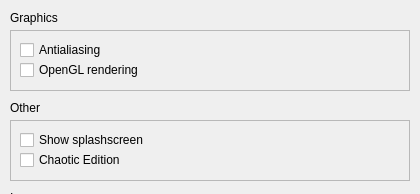
The window that qrgui/mainwindow/preferencesMiscellaniousForm.ui (qreal/qreal) describes before a commit, drawn with Qt 5.
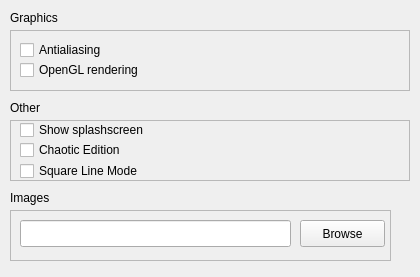
The same window after the commit.

Commit message: added features(square lines, and action minimize) from master to robots.

Patch:
```diff
--- a/qrgui/mainwindow/preferencesMiscellaniousForm.ui
+++ b/qrgui/mainwindow/preferencesMiscellaniousForm.ui
@@ -7,7 +7,7 @@
     <x>0</x>
     <y>0</y>
     <width>420</width>
-    <height>194</height>
+    <height>277</height>
    </rect>
   </property>
   <property name="windowTitle">
@@ -32,7 +32,7 @@
     <property name="geometry">
      <rect>
       <x>10</x>
-      <y>10</y>
+      <y>0</y>
       <width>380</width>
       <height>20</height>
      </rect>
@@ -45,7 +45,7 @@
     <property name="geometry">
      <rect>
       <x>10</x>
-      <y>30</y>
+      <y>20</y>
       <width>380</width>
       <height>20</height>
      </rect>
@@ -54,6 +54,19 @@
      <string>Chaotic Edition</string>
     </property>
    </widget>
+   <widget class="QCheckBox" name="squareLineModeCheckBox">
+    <property name="geometry">
+     <rect>
+      <x>10</x>
+      <y>40</y>
+      <width>171</width>
+      <height>22</height>
+     </rect>
+    </property>
+    <property name="text">
+     <string>Square Line Mode</string>
+    </property>
+   </widget>
   </widget>
   <widget class="QFrame" name="frame_3">
    <property name="geometry">
```
The commit also changes 3 other files.
